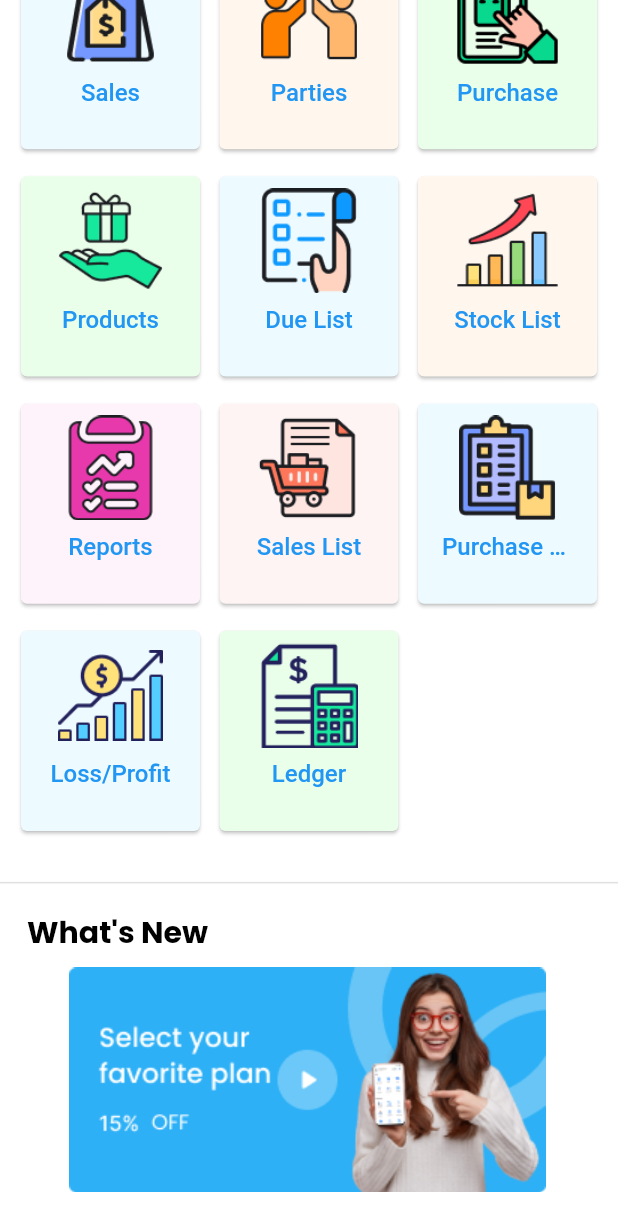
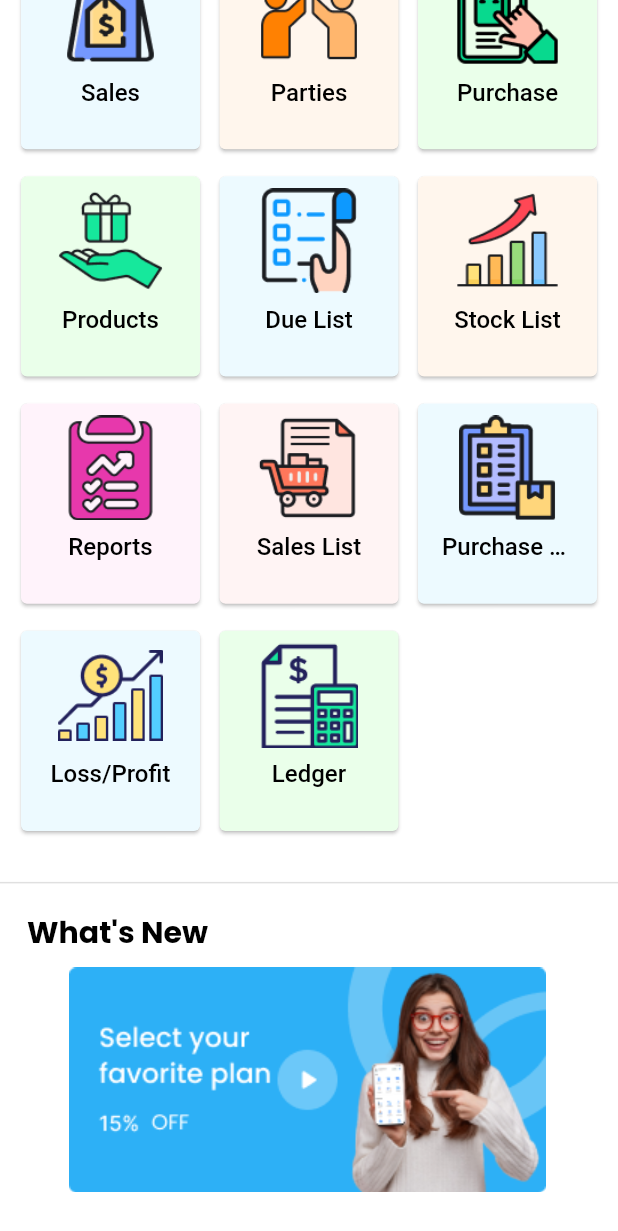
Before and after one commit to tahmidtarongo/firbase_auth, a Flutter app: the HomeScreen screen opened directly, scrolled down 145 dp, on a phone screen of 412 x 824 dp. Shown: the top 1231 px of the screen. Run offline on Flutter 3.47's test engine with Material 2 defaults, Android fonts, the phone set to English and light mode, and no system bars; our stand-ins replace country_code_picker, country_picker, firebase_auth, firebase_core, firebase_database, firebase_storage and 11 more; missing offline and left inert: bluetooth_thermal_printer, esc_pos_utils, firebase_app_check, flutter_barcode_scanner, flutter_cart, flutter_paypal and 1 more; accounts and stored records are empty; network calls fail.

Commit message:
product qu code problem

```diff
--- a/lib/Screens/Home/home_screen.dart
+++ b/lib/Screens/Home/home_screen.dart
@@ -344,9 +344,10 @@ class _HomeGridCardsState extends State<HomeGridCards> {
                     padding: const EdgeInsets.all(8.0),
                     child: Text(
                       widget.gridItems.title.toString(),
-                      style: const TextStyle(fontSize: 16),
+                      style: const TextStyle(fontSize: 16, color: Colors.black),
                       overflow: TextOverflow.ellipsis,
                       maxLines: 1,
+
                     ),
                   ),
                 ],
```
